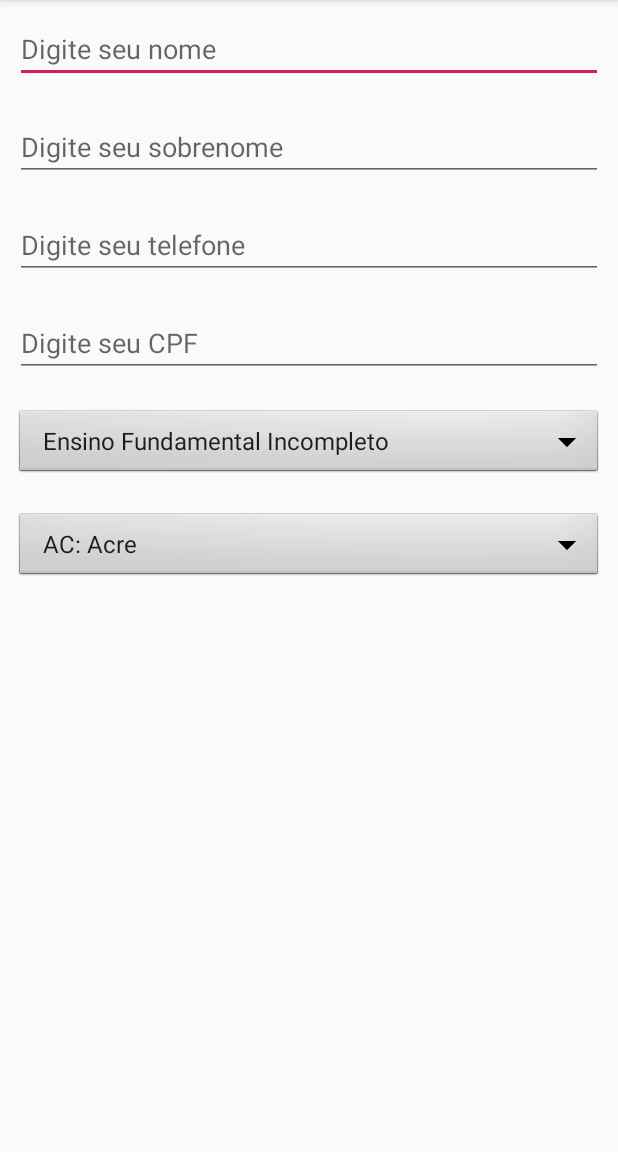
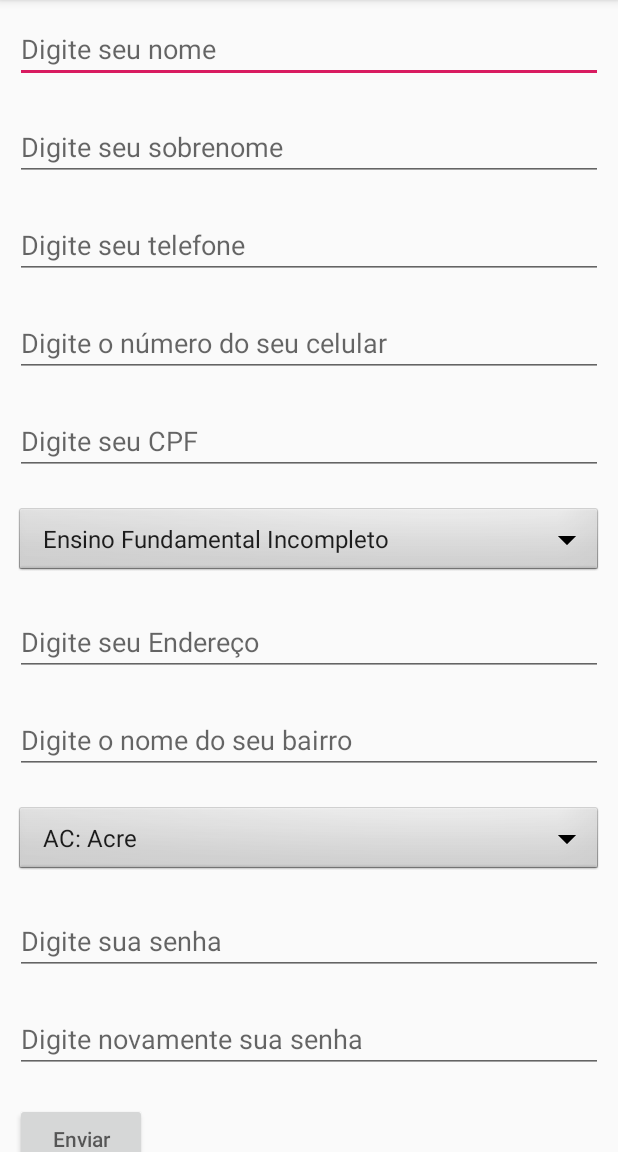
Before and after one commit to ygormacedo/Dados-do-Usuario, an Android app: the screen it shows after launch (MainActivity), on a phone screen of 412 x 824 dp, the part 84-1236 px from its top. Run offline under Robolectric (Android 15) with nearby library versions, the phone set to English and light mode, and no system bars.

Commit message:
Formulário de novo usuário finish;

```diff
--- a/app/src/main/java/br/com/zupandroid/dadosdousuario/MainActivity.java
+++ b/app/src/main/java/br/com/zupandroid/dadosdousuario/MainActivity.java
@@ -27,20 +27,17 @@ public class MainActivity extends AppCompatActivity {
                 .createFromResource(this, R.array.estados_array,
                         android.R.layout.simple_spinner_item);
 
-        staticAdapter
-                .setDropDownViewResource(android.R.layout.simple_spinner_dropdown_item);
+        staticAdapter.setDropDownViewResource(android.R.layout.simple_spinner_dropdown_item);
 
         estadosDynamic.setAdapter(staticAdapter);
         estadosDynamic.setOnItemSelectedListener(new AdapterView.OnItemSelectedListener() {
             @Override
             public void onItemSelected(AdapterView<?> parent, View view,
                                        int position, long id) {
-                Log.v("item", (String) parent.getItemAtPosition(position));
             }
 
             @Override
             public void onNothingSelected(AdapterView<?> parent) {
-                // TODO Auto-generated method stub
             }
         });
 
@@ -59,12 +56,10 @@ public class MainActivity extends AppCompatActivity {
             @Override
             public void onItemSelected(AdapterView<?> parent, View view,
                                        int position, long id) {
-                Log.v("item", (String) parent.getItemAtPosition(position));
             }
 
             @Override
             public void onNothingSelected(AdapterView<?> parent) {
-                // TODO Auto-generated method stub
             }
         });
     }
--- a/app/src/main/res/layout/activity_main.xml
+++ b/app/src/main/res/layout/activity_main.xml
@@ -16,17 +16,16 @@
             android:layout_height="wrap_content"
             >
 
-            <EditText
+            <androidx.appcompat.widget.AppCompatEditText
                 android:id="@+id/firstName"
                 android:layout_width="match_parent"
                 android:layout_height="wrap_content"
                 android:layout_margin="@dimen/margin_default"
                 android:hint="@string/sayName"
                 android:inputType="textPersonName"
-                tools:ignore="Autofill"
                 />
 
-            <EditText
+            <androidx.appcompat.widget.AppCompatEditText
                 android:id="@+id/lastName"
                 android:layout_width="match_parent"
                 android:layout_height="wrap_content"
@@ -34,11 +33,10 @@
                 android:hint="@string/sayLastName"
                 android:layout_below="@id/firstName"
                 android:inputType="textPersonName"
-                tools:ignore="Autofill"
 
                 />
 
-            <EditText
+            <androidx.appcompat.widget.AppCompatEditText
                 android:id="@+id/telephoneId"
                 android:layout_width="match_parent"
                 android:layout_height="wrap_content"
@@ -46,21 +44,30 @@
                 android:layout_below="@id/lastName"
                 android:hint="@string/editTelephone"
                 android:inputType="number"
-                tools:ignore="Autofill"
+
+                />
+            <androidx.appcompat.widget.AppCompatEditText
+                android:id="@+id/celularId"
+                android:layout_width="match_parent"
+                android:layout_height="wrap_content"
+                android:layout_margin="@dimen/margin_default"
+                android:layout_below="@id/telephoneId"
+                android:hint="@string/telId"
+                android:inputType="number"
 
                 />
 
-            <EditText
+            <androidx.appcompat.widget.AppCompatEditText
                 android:id="@+id/cpfId"
                 android:layout_width="match_parent"
                 android:layout_height="wrap_content"
                 android:layout_margin="@dimen/margin_default"
-                android:layout_below="@id/telephoneId"
+                android:layout_below="@id/celularId"
                 android:hint="@string/cpfNumber"
                 android:inputType="number"
-                tools:ignore="Autofill"
 
                 />
+
             <Spinner
                 android:id="@+id/escolaId"
                 android:layout_width="match_parent"
@@ -71,14 +78,66 @@
 
 
                 />
+
+            <androidx.appcompat.widget.AppCompatEditText
+                android:id="@+id/enderecoId"
+                android:layout_width="match_parent"
+                android:layout_height="wrap_content"
+                android:layout_below="@+id/escolaId"
+                android:hint="@string/endereco"
+                android:inputType="textPersonName"
+                android:layout_margin="@dimen/margin_default"
+
+                />
+
+            <androidx.appcompat.widget.AppCompatEditText
+                android:id="@+id/bairroId"
+                android:layout_width="match_parent"
+                android:layout_height="wrap_content"
+                android:layout_below="@+id/enderecoId"
+                android:hint="@string/bairro"
+                android:inputType="textPersonName"
+                android:layout_margin="@dimen/margin_default"
+
+                />
+
             <Spinner
                 android:id="@+id/estadosId"
                 android:layout_width="match_parent"
                 android:layout_height="wrap_content"
                 android:layout_margin="@dimen/margin_default"
                 android:background="@android:drawable/btn_dropdown"
-                android:layout_below="@id/escolaId"
+                android:layout_below="@id/bairroId"
 
+                />
+
+            <androidx.appcompat.widget.AppCompatEditText
+                android:id="@+id/password"
+                android:layout_width="match_parent"
+                android:layout_height="wrap_content"
+                android:layout_below="@id/estadosId"
+                android:layout_margin="@dimen/margin_default"
+                android:hint="@string/sayPassword"
+                android:password="true"
+
+                />
+
+            <androidx.appcompat.widget.AppCompatEditText
+                android:id="@+id/confirmationPassword"
+                android:layout_width="match_parent"
+                android:layout_height="wrap_content"
+                android:layout_below="@id/password"
+                android:layout_margin="@dimen/margin_default"
+                android:hint="@string/tryPassword"
+
+                />
+
+            <androidx.appcompat.widget.AppCompatButton
+                android:layout_width="wrap_content"
+                android:layout_height="wrap_content"
+                android:hint="@string/sendForms"
+                android:layout_below="@id/confirmationPassword"
+                android:layout_margin="@dimen/margin_default"
                 />
 
         </RelativeLayout>
--- a/app/src/main/res/values/strings.xml
+++ b/app/src/main/res/values/strings.xml
@@ -41,4 +41,10 @@
     <string name="sayLastName">Digite seu sobrenome</string>
     <string name="editTelephone">Digite seu telefone</string>
     <string name="cpfNumber">Digite seu CPF</string>
+    <string name="endereco">Digite seu Endereço</string>
+    <string name="bairro">Digite o nome do seu bairro</string>
+    <string name="sayPassword">Digite sua senha</string>
+    <string name="telId">Digite o número do seu celular</string>
+    <string name="tryPassword">Digite novamente sua senha</string>
+    <string name="sendForms">Enviar</string>
 </resources>
```
